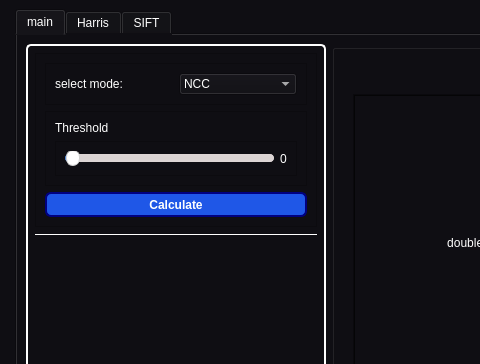
This is ui.ui in Eagle-E-Y-E/KeyMatch as Qt 5 draws it before an edit; both pictures show x 0 to 480 and y 0 to 364 of the 1043 by 757 pixel window. The edited form follows.
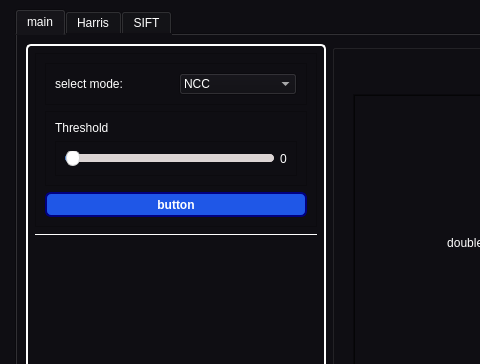
This is the edited form. Icons and pictures are not drawn.

```diff
--- a/ui.ui
+++ b/ui.ui
@@ -377,6 +377,9 @@
     </item>
     <item>
      <widget class="QTabWidget" name="tabWidget">
+      <property name="layoutDirection">
+       <enum>Qt::LeftToRight</enum>
+      </property>
       <property name="styleSheet">
        <string notr="true">color: rgb(255, 255, 255);</string>
       </property>
@@ -524,7 +527,7 @@
 border-color: rgb(0, 0, 127);</string>
                 </property>
                 <property name="text">
-                 <string>Calculate</string>
+                 <string>button</string>
                 </property>
                </widget>
               </item>
```
Left out of the diff: 8 changed lines with no effect on the pictures.
